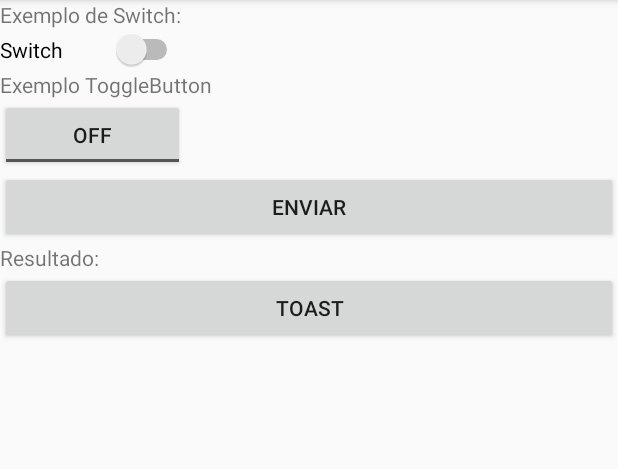
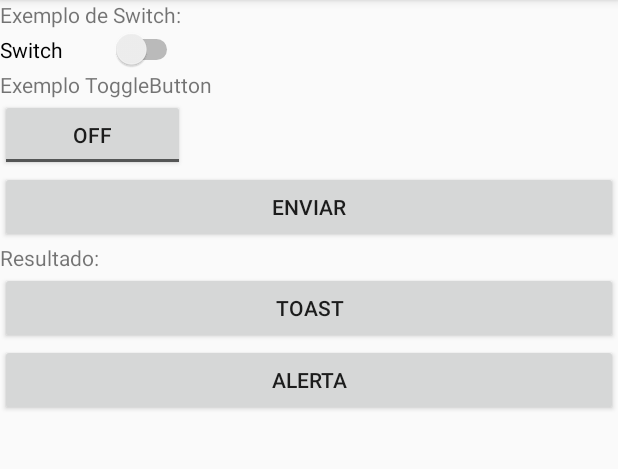
Before and after one commit to fcoviana/projects-mobile, an Android app: the screen it shows after launch (MainActivity), on a phone screen of 412 x 824 dp, the part 84-553 px from its top. Run offline under Robolectric (Android 15) with nearby library versions, the phone set to English and light mode, and no system bars.

Commit message:
add: alert

```diff
--- a/Aula13/app/src/main/res/layout/activity_main.xml
+++ b/Aula13/app/src/main/res/layout/activity_main.xml
@@ -50,4 +50,11 @@
         android:layout_height="wrap_content"
         android:onClick="showToast"
         android:text="Toast" />
+
+    <Button
+        android:id="@+id/btn_alert"
+        android:layout_width="match_parent"
+        android:layout_height="wrap_content"
+        android:onClick="showAlet"
+        android:text="Alerta" />
 </LinearLayout>
```
Also changed, not shown: Aula13/app/src/main/java/com/example/aula13/MainActivity.java (+31 -0 lines).
